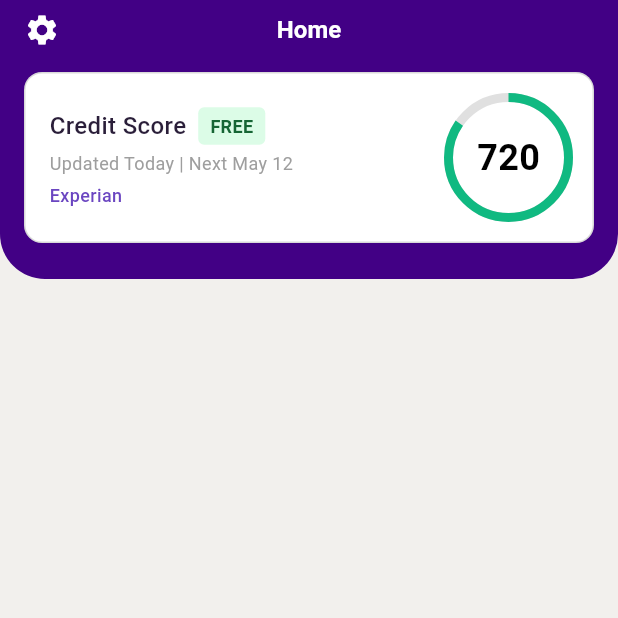
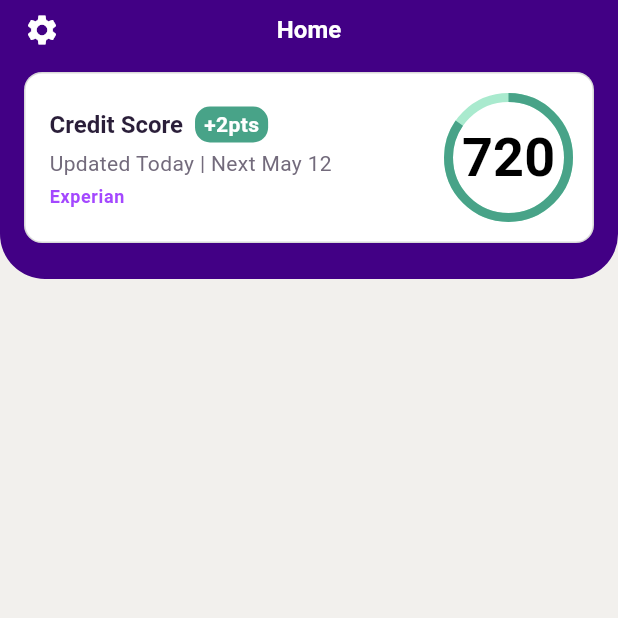
Before and after one commit to Tsames/ava_take_home, a Flutter app: the screen it shows after launch, on a phone screen of 412 x 824 dp, the top half of it. Run offline on Flutter 3.47's test engine with Material 3 defaults, Android fonts, the phone set to English and light mode, and no system bars; our stand-ins replace fl_chart; Roboto replaces fonts that are missing (AtHauss, AtSlamCnd).

Commit message:
Breaking up home page and correcting design from generated design off of figmai [wip]

```diff
--- /dev/null
+++ b/lib/animated_dial.dart
@@ -0,0 +1,51 @@
+import 'package:flutter/material.dart';
+
+class AnimatedDial extends StatelessWidget {
+  final int value;
+  final int maxValue;
+  final String numberText;
+  final String? subText;
+
+  const AnimatedDial({
+    super.key,
+    required this.value,
+    required this.maxValue,
+    required this.numberText,
+    this.subText,
+  });
+
+  @override
+  Widget build(BuildContext context) {
+      final numberTextTheme = Theme.of(context).textTheme.labelLarge;
+      final subTextTheme = Theme.of(context).textTheme.labelSmall;
+
+      final dialProgressColor = Theme.of(context).colorScheme.tertiary;
+      final dialBackgroundColor = Theme.of(context).colorScheme.tertiaryContainer;
+
+      final percentage = (value / maxValue);
+
+      return SizedBox(
+        width: 80,
+        height: 80,
+        child: Stack(
+          alignment: Alignment.center,
+          children: [
+            SizedBox(
+              width: 80,
+              height: 80,
+              child: CircularProgressIndicator(
+                value: percentage,
+                strokeWidth: 6,
+                backgroundColor: dialBackgroundColor,
+                valueColor: AlwaysStoppedAnimation<Color>(dialProgressColor),
+              ),
+            ),
+            Text(
+              numberText,
+              style: numberTextTheme,
+            ),
+          ],
+        ),
+      );
+  }
+}
--- /dev/null
+++ b/lib/credit_score_card.dart
@@ -0,0 +1,74 @@
+import 'package:flutter/material.dart';
+import 'package:meet_ava_take_home/animated_dial.dart';
+
+class CreditScoreCard extends StatelessWidget {
+  const CreditScoreCard({super.key});
+
+  @override
+  Widget build(BuildContext context) {
+    final cardBackgroundColor = Theme.of(context).colorScheme.primaryContainer;
+    final cardBorderColor = Theme.of(context).colorScheme.outline;
+    final cardHeadline = Theme.of(context).textTheme.headlineSmall;
+    final cardBodyLightText = Theme.of(context).textTheme.bodyMedium;
+    final cardBodyPinkText = Theme.of(context).textTheme.bodySmall;
+
+    return Container(
+      padding: const EdgeInsets.all(16),
+      decoration: BoxDecoration(
+          color: cardBackgroundColor,
+          borderRadius: BorderRadius.circular(12),
+          border: Border.all(
+            color: cardBorderColor,
+            width: 1.0,
+          )
+      ),
+      child: Row(
+        mainAxisAlignment: MainAxisAlignment.spaceBetween,
+        children: [
+          Expanded(
+            child: Column(
+              crossAxisAlignment: CrossAxisAlignment.start,
+              children: [
+                Row(
+                  children: [
+                    Text(
+                      'Credit Score',
+                      style: cardHeadline,
+                    ),
+                    const SizedBox(width: 8),
+                    Container(
+                      padding: const EdgeInsets.symmetric(horizontal: 6, vertical: 2),
+                      decoration: BoxDecoration(
+                        color: Theme.of(context).colorScheme.tertiary,
+                        borderRadius: BorderRadius.circular(10),
+                      ),
+                      child: Text(
+                        '+2pts',
+                        style: TextStyle(
+                          color: Theme.of(context).colorScheme.secondary,
+                          fontSize: 14,
+                          fontWeight: FontWeight.w600,
+                        ),
+                      ),
+                    ),
+                  ],
+                ),
+                const SizedBox(height: 4),
+                Text(
+                  'Updated Today | Next May 12',
+                  style: cardBodyLightText,
+                ),
+                const SizedBox(height: 4),
+                Text(
+                    'Experian',
+                    style: cardBodyPinkText
+                ),
+              ],
+            ),
+          ),
+          AnimatedDial(value: 720, maxValue: 850, numberText: "720", subText: "Good",),
+        ],
+      ),
+    );
+  }
+}
--- a/lib/home_page.dart
+++ b/lib/home_page.dart
@@ -1,24 +1,24 @@
 import 'package:flutter/material.dart';
 import 'package:fl_chart/fl_chart.dart';
+import 'package:meet_ava_take_home/credit_score_card.dart';
 
 class HomePage extends StatelessWidget {
-  const HomePage({Key? key}) : super(key: key);
+  const HomePage({super.key});
 
   @override
   Widget build(BuildContext context) {
+
     return Scaffold(
       extendBodyBehindAppBar: true,
       appBar: AppBar(
         toolbarHeight: 0,
-        backgroundColor: Theme.of(context).colorScheme.tertiaryContainer,
+        backgroundColor: Theme.of(context).colorScheme.secondaryContainer,
       ),
       backgroundColor: Theme.of(context).colorScheme.surface,
       body: SafeArea(
         child: Column(
           children: [
-            // Custom Status Bar and Header
             _buildHeader(context),
-            // Scrollable Content
             Expanded(
               child: SingleChildScrollView(
                 padding: const EdgeInsets.all(16),
@@ -52,7 +52,7 @@ class HomePage extends StatelessWidget {
           top: 8,
       ),
       decoration: BoxDecoration(
-          color: Theme.of(context).colorScheme.tertiaryContainer,
+          color: Theme.of(context).colorScheme.secondaryContainer,
         borderRadius: BorderRadius.only(
           bottomLeft: Radius.circular(30.0),
           bottomRight: Radius.circular(30.0),
@@ -67,116 +67,14 @@ class HomePage extends StatelessWidget {
               Text(
                 'Home',
                 style: Theme.of(context).textTheme.headlineSmall?.copyWith(
-                  color: Theme.of(context).colorScheme.primaryContainer
+                  color: Theme.of(context).colorScheme.secondary
                 )
               ),
               const SizedBox(width: 24),
             ],
           ),
           const SizedBox(height: 16),
-          _buildCreditScoreCard(context)
-        ],
-      ),
-    );
-  }
-
-  Widget _buildCreditScoreCard(BuildContext context) {
-    return Container(
-      padding: const EdgeInsets.all(16),
-      decoration: BoxDecoration(
-        color: Theme.of(context).colorScheme.primaryContainer,
-        borderRadius: BorderRadius.circular(12),
-        border: Border.all(
-          color: Theme.of(context).colorScheme.outline,
-          width: 1.0,
-        )
-      ),
-      child: Row(
-        mainAxisAlignment: MainAxisAlignment.spaceBetween,
-        children: [
-          Expanded(
-            child: Column(
-              crossAxisAlignment: CrossAxisAlignment.start,
-              children: [
-                Row(
-                  children: [
-                    Text(
-                      'Credit Score',
-                      style: TextStyle(
-                        fontSize: 16,
-                        fontWeight: FontWeight.w500,
-                        color: Theme.of(context).colorScheme.onPrimary
-                      ),
-                    ),
-                    const SizedBox(width: 8),
-                    Container(
-                      padding: const EdgeInsets.symmetric(horizontal: 8, vertical: 4),
-                      decoration: BoxDecoration(
-                        color: const Color(0xFFDCFCE7),
-                        borderRadius: BorderRadius.circular(4),
-                      ),
-                      child: const Text(
-                        'FREE',
-                        style: TextStyle(
-                          color: Color(0xFF166534),
-                          fontSize: 12,
-                          fontWeight: FontWeight.w600,
-                        ),
-                      ),
-                    ),
-                  ],
-                ),
-                const SizedBox(height: 4),
-                const Text(
-                  'Updated Today | Next May 12',
-                  style: TextStyle(
-                    color: Colors.grey,
-                    fontSize: 12,
-                  ),
-                ),
-                const SizedBox(height: 4),
-                const Text(
-                  'Experian',
-                  style: TextStyle(
-                    color: Color(0xFF6B46C1),
-                    fontSize: 12,
-                    fontWeight: FontWeight.w500,
-                  ),
-                ),
-              ],
-            ),
-          ),
-          _buildCircularProgress(720, 850),
-        ],
-      ),
-    );
-  }
-
-  Widget _buildCircularProgress(int value, int maxValue) {
-    final percentage = value / maxValue;
-    return SizedBox(
-      width: 80,
-      height: 80,
-      child: Stack(
-        alignment: Alignment.center,
-        children: [
-          SizedBox(
-            width: 80,
-            height: 80,
-            child: CircularProgressIndicator(
-              value: percentage,
-              strokeWidth: 6,
-              backgroundColor: Colors.grey[300],
-              valueColor: const AlwaysStoppedAnimation<Color>(Color(0xFF10B981)),
-            ),
-          ),
-          Text(
-            value.toString(),
-            style: const TextStyle(
-              fontSize: 24,
-              fontWeight: FontWeight.bold,
-            ),
-          ),
+          CreditScoreCard()
         ],
       ),
     );
--- a/lib/main.dart
+++ b/lib/main.dart
@@ -23,23 +23,45 @@
       home: const HomePage(),
       theme: ThemeData(
         colorScheme: ColorScheme.light(
-            primaryContainer: const Color(0xFFFFFFFF),
-            onPrimary: const Color(0xFF2A1E39),
-            onPrimaryFixed: const Color(0xFF736B7C),
-            onPrimaryFixedVariant: const Color(0xFFA448FF),
-            secondary: const Color(0xFF48A388),
-            secondaryContainer: const Color(0xFFA9EACE),
-            tertiaryContainer: const Color(0xFF420085),
-            onTertiaryContainer: const Color(0xFFFFFFFF),
+            primaryContainer: const Color(0xFFFFFFFF), // Card background
+            onPrimary: const Color(0xFF2A1E39), // Section titles and large text color
+            onPrimaryFixed: const Color(0xFF736B7C), // Small text on cards
+            onPrimaryFixedVariant: const Color(0xFFA448FF), // Other small text on cards
+            secondaryContainer: const Color(0xFF420085),
+            secondary: const Color(0xFFFFFFFF),
+            tertiaryContainer: const Color(0xFFA9EACE), // Dial Background
+            tertiary: const Color(0xFF48A388), // Dial Foreground
             outline: const Color(0x26000000),
             surface: const Color(0xFFF2F0ED),
         ),
         textTheme: const TextTheme(
-          headlineSmall: TextStyle(fontFamily: "AtHauss", fontSize: 16, fontWeight: FontWeight.w600),
+          // Card Headline Text
+          headlineSmall: TextStyle(
+              fontFamily: "AtHauss",
+              fontSize: 16,
+              fontWeight: FontWeight.w600,
+              color: Color(0xFF2A1E39),
+          ),
           headlineMedium: TextStyle(fontFamily: "AtHauss", fontSize: 22),
-          bodyMedium: TextStyle(fontFamily: "AtHauss", fontSize: 14),
-          bodySmall: TextStyle(fontFamily: "AtHauss", fontSize: 12),
-          labelLarge: TextStyle(fontFamily: "AtSlamCnd", fontSize: 36, fontWeight: FontWeight.w600),
+          // Light Card Body Text
+          bodyMedium: TextStyle(
+              fontFamily: "AtHauss",
+              fontSize: 14,
+              fontWeight: FontWeight.w400,
+              color: Color(0xFF736B7C)
+          ),
+          // Experian and light pink text
+          bodySmall: TextStyle(
+              fontFamily: "AtHauss",
+              fontSize: 12,
+              fontWeight: FontWeight.w600,
+              color: Color(0xFFA448FF)
+          ),
+          labelLarge: TextStyle(
+              fontFamily: "AtSlamCnd",
+              fontSize: 36,
+              fontWeight: FontWeight.w600,
+          ),
         )
       ),
     );
```
